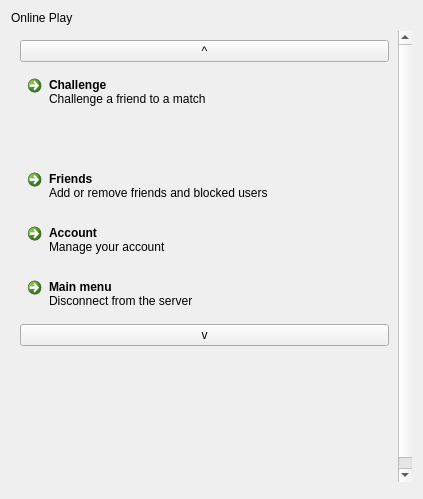
Old version of the form client/screens/online/menu/onlinemenuscreen.ui in the repository ZoomTen/entertaining-tiles.
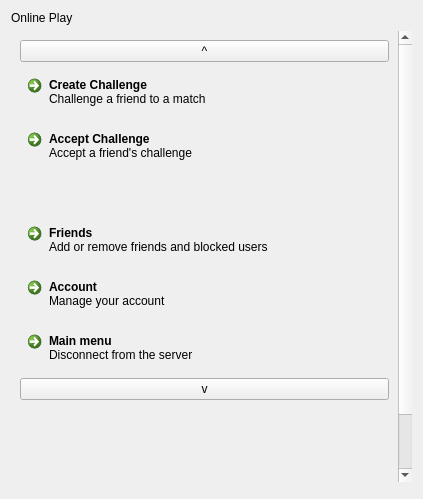
New version of the form. Custom widgets are drawn as their Qt base class.

The edit to the form file:
```diff
--- a/client/screens/online/menu/onlinemenuscreen.ui
+++ b/client/screens/online/menu/onlinemenuscreen.ui
@@ -35,7 +35,7 @@
         <x>0</x>
         <y>0</y>
         <width>391</width>
-        <height>482</height>
+        <height>536</height>
        </rect>
       </property>
       <layout class="QVBoxLayout" name="verticalLayout">
@@ -49,13 +49,23 @@
        <item>
         <widget class="QCommandLinkButton" name="startGameButton">
          <property name="text">
-          <string>Challenge</string>
+          <string>Create Challenge</string>
          </property>
          <property name="description">
           <string>Challenge a friend to a match</string>
          </property>
         </widget>
        </item>
+       <item>
+        <widget class="QCommandLinkButton" name="joinLobbyButton">
+         <property name="text">
+          <string>Accept Challenge</string>
+         </property>
+         <property name="description">
+          <string>Accept a friend's challenge</string>
+         </property>
+        </widget>
+       </item>
        <item>
         <spacer name="verticalSpacer">
          <property name="orientation">
```
Left out of the diff: 2 changed lines with no effect on the pictures.
